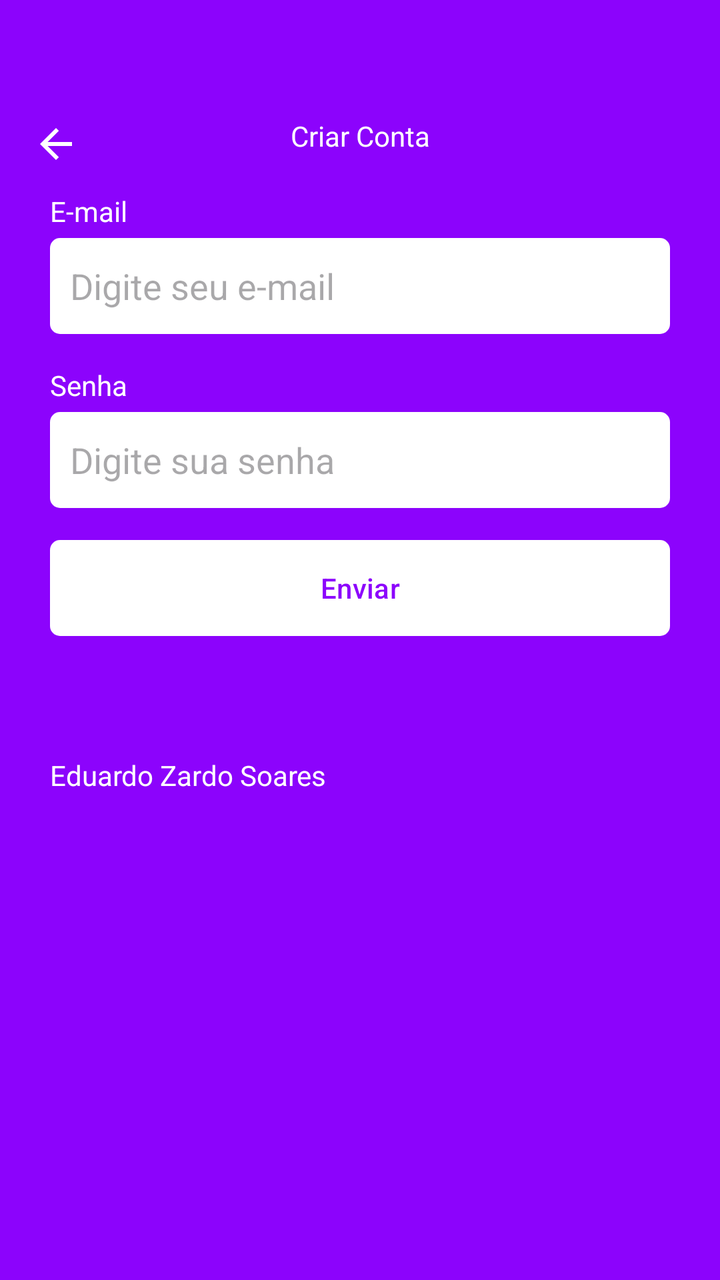
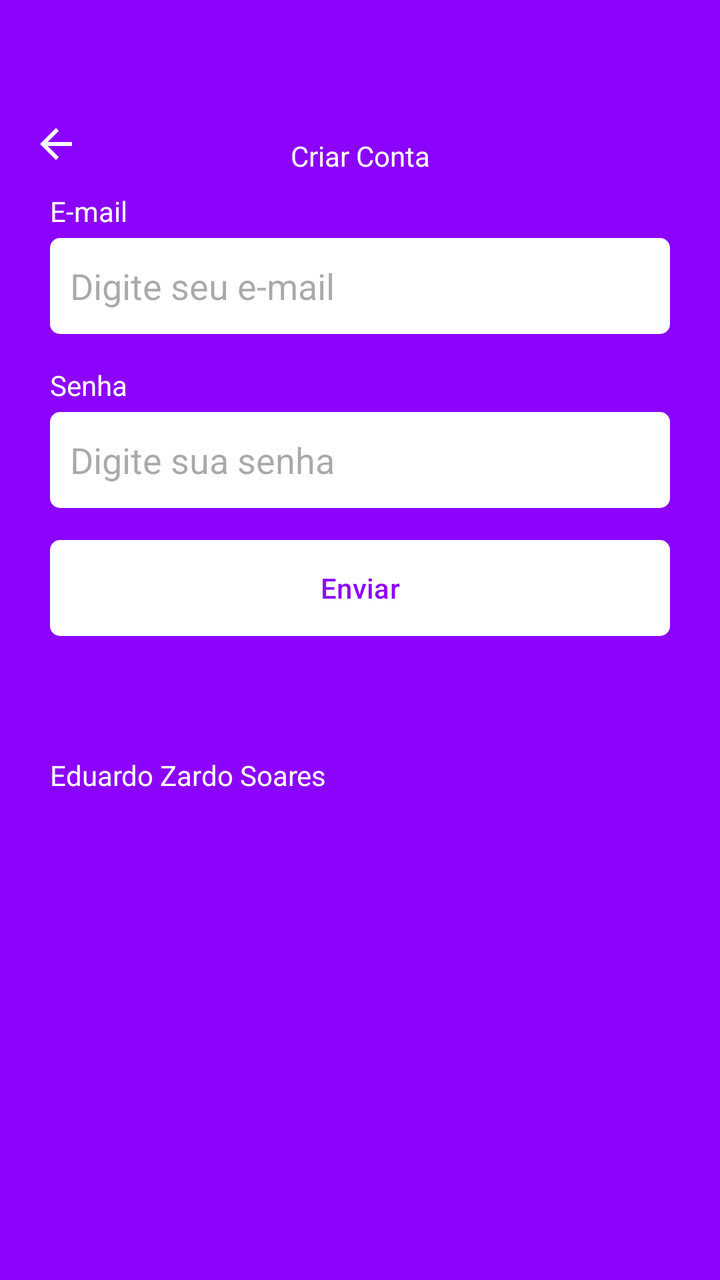

Screens rendered from an Android XML layout before and after an edit, with the pre-edit source and the edit as a unified diff.
<!-- AndroidManifest.xml: application theme Theme.Task -->
<!-- res/layout/fragment_register.xml -->
<?xml version="1.0" encoding="utf-8"?>
<ScrollView xmlns:android="http://schemas.android.com/apk/res/android"
    xmlns:tools="http://schemas.android.com/tools"
    android:layout_width="match_parent"
    android:layout_height="match_parent"
    xmlns:app="http://schemas.android.com/apk/res-auto"
    tools:context=".ui.auth.RegisterFragment"
    android:background="@color/color_default"
    android:fillViewport="true">

    <LinearLayout
        android:layout_width="match_parent"
        android:layout_height="wrap_content"
        android:orientation="vertical"
        android:id="@+id/LinearLayout1">
        <com.google.android.material.appbar.MaterialToolbar
            android:layout_width="match_parent"
            android:layout_height="wrap_content"
            app:navigationIcon="@drawable/ic_back"
            android:paddingTop="40dp">
            <TextView
                android:layout_width="wrap_content"
                android:layout_height="wrap_content"
                android:text="Criar Conta"
                android:textColor="@color/white"
                android:layout_gravity="center_horizontal"/>

        </com.google.android.material.appbar.MaterialToolbar>

        <LinearLayout
            android:layout_width="match_parent"
            android:layout_height="wrap_content"
            android:id="@+id/LineatLayout2"
            android:orientation="vertical"
            android:layout_marginHorizontal="25dp">
            <TextView
                android:layout_width="wrap_content"
                android:layout_height="wrap_content"
                android:text="E-mail"
                android:textColor="@color/white"/>
            <EditText
                android:layout_width="match_parent"
                android:layout_height="48dp"
                android:hint="Digite seu e-mail"
                android:inputType="textEmailAddress"
                android:padding="10dp"
                android:layout_marginTop="4dp"
                android:background="@drawable/bg_edit_text"/>
            <TextView
                android:layout_width="wrap_content"
                android:layout_height="wrap_content"
                android:text="Senha"
                android:textColor="@color/white"
                android:layout_marginTop="16dp"/>
            <EditText
                android:layout_width="match_parent"
                android:layout_height="48dp"
                android:inputType="textPassword"
                android:hint="Digite sua senha"
                android:padding="10dp"
                android:layout_marginTop="4dp"
                android:background="@drawable/bg_edit_text"/>

            <com.google.android.material.button.MaterialButton
                android:layout_width="match_parent"
                android:layout_height="wrap_content"
                android:text="Enviar"
                android:textColor="@color/color_default"
                app:backgroundTint="@null"
                android:background="@drawable/bg_btn"
                android:layout_marginTop="16dp"/>
            <LinearLayout
                android:layout_width="match_parent"
                android:layout_height="wrap_content"
                android:orientation="horizontal"
                android:layout_marginTop="4dp">

            </LinearLayout>
            <ProgressBar
                android:layout_width="wrap_content"
                android:layout_height="wrap_content"
                android:indeterminateTint="@color/white"
                android:layout_gravity="center"
                android:id="@+id/progressBar"
                android:layout_marginTop="8dp"
                android:visibility="invisible"
                tools:visibility="visible"
                />
            <TextView
                android:layout_width="match_parent"
                android:layout_height="match_parent"
                android:text="Eduardo Zardo Soares"
                android:id="@+id/nome1"
                android:textColor="@color/white"/>
        </LinearLayout>


    </LinearLayout>


</ScrollView>
<!-- resources referenced by this layout -->
<resources>
  <color name="color_default">#8C03FC</color>
  <color name="white">#FFFFFFFF</color>
  <!-- drawable bg_btn (drawable) -->
  <?xml version="1.0" encoding="utf-8"?>
  <shape xmlns:android="http://schemas.android.com/apk/res/android"
      android:shape="rectangle">
  
      <solid android:color="@color/white"/>
      <corners android:radius="5dp"/>
  
  
  </shape>
  <!-- drawable bg_edit_text (drawable) -->
  <?xml version="1.0" encoding="utf-8"?>
  <shape xmlns:android="http://schemas.android.com/apk/res/android"
      android:shape="rectangle">
  
      <solid android:color="@color/white"/>
      <corners android:radius="5dp"/>
  
  </shape>
  <!-- drawable ic_back (drawable) -->
  <vector xmlns:android="http://schemas.android.com/apk/res/android" android:autoMirrored="true" android:height="24dp" android:tint="#FFFFFF" android:viewportHeight="960" android:viewportWidth="960" android:width="24dp">
        
      <path android:fillColor="@android:color/white" android:pathData="M313,520L537,744L480,800L160,480L480,160L537,216L313,440L800,440L800,520L313,520Z"/>
      
  </vector>
  <style name="Theme.Task" parent="Base.Theme.Task" />
  <style name="Base.Theme.Task" parent="Theme.Material3.DayNight.NoActionBar">
          <item name="colorPrimary">#CC6565</item>
          <item name="colorPrimaryVariant">#D303FC</item>
          <item name="android:windowBackground">@color/color_default</item>
      </style>
</resources>

<!-- the commit's change to res/layout/fragment_register.xml (unified diff, before → after) -->
@@ -21,6 +21,7 @@
             <TextView
                 android:layout_width="wrap_content"
                 android:layout_height="wrap_content"
+                android:paddingTop="20dp"
                 android:text="Criar Conta"
                 android:textColor="@color/white"
                 android:layout_gravity="center_horizontal"/>
